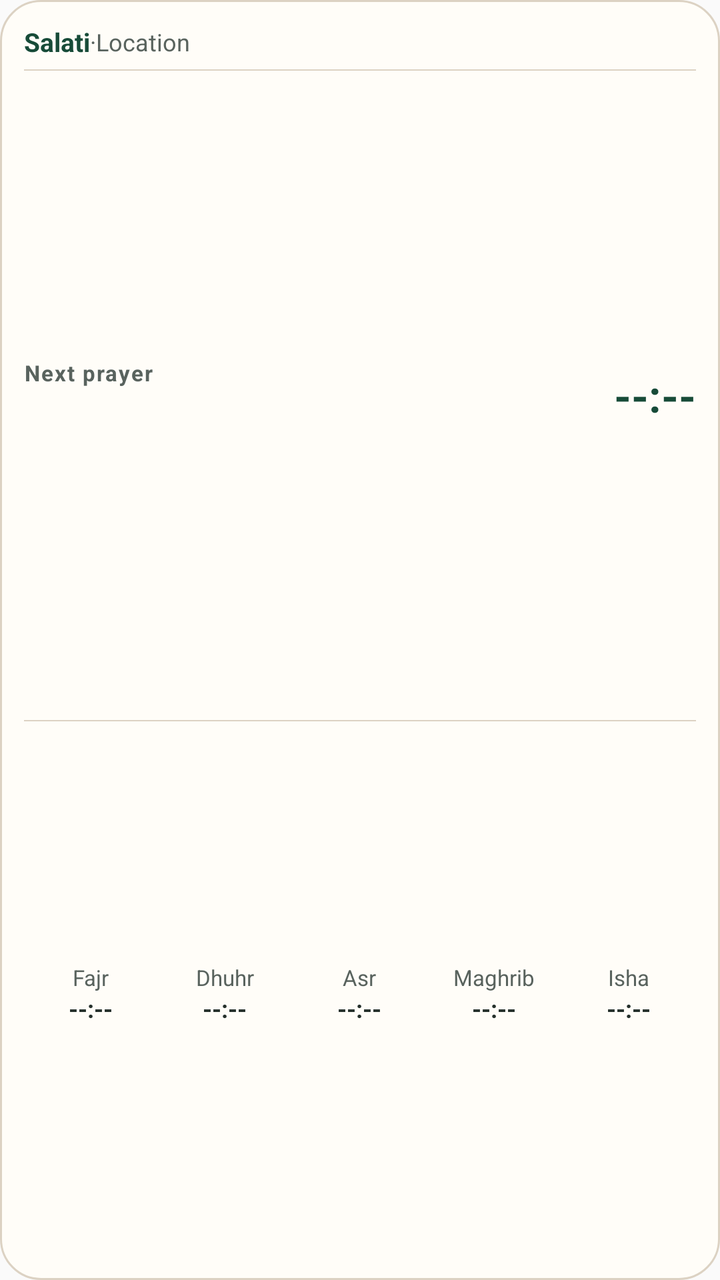
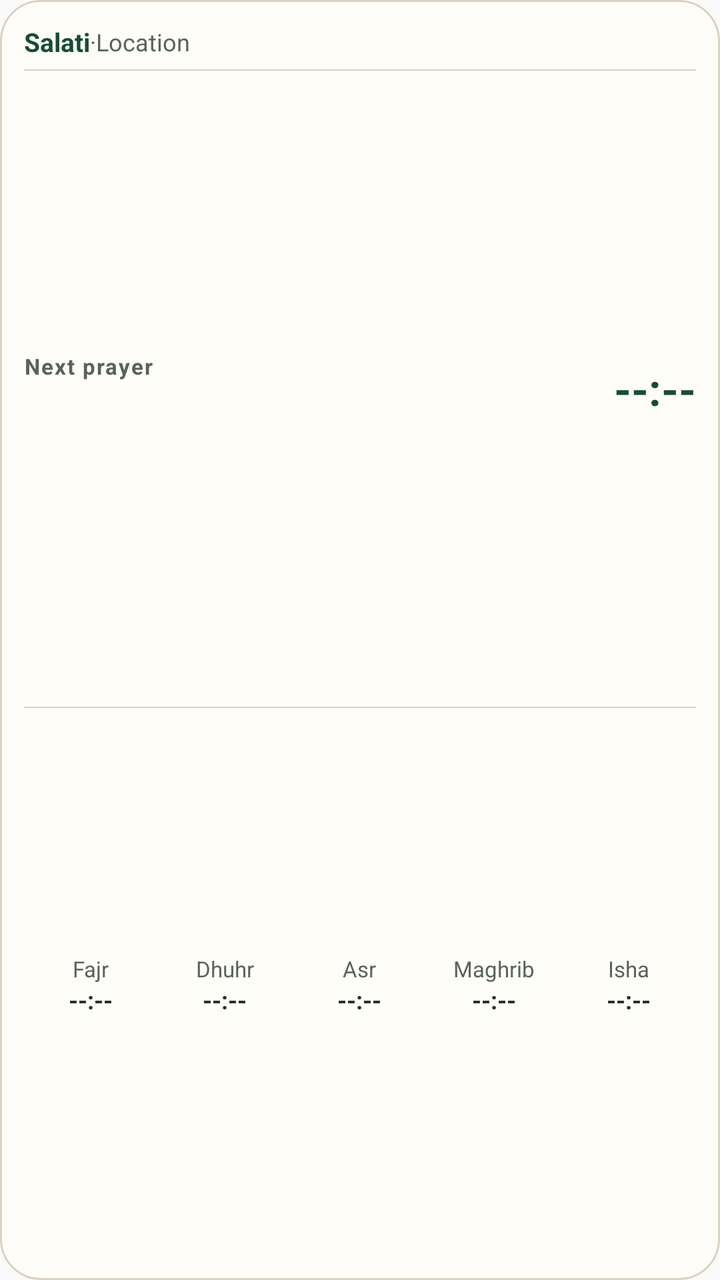

Two renders of the same Android screen: before a commit and after it. Below are the layout's source before the change and the commit's diff.
<!-- AndroidManifest.xml: application theme Theme.Salati -->
<!-- res/layout/salati_widget_layout.xml -->
﻿<?xml version="1.0" encoding="utf-8"?>
<LinearLayout xmlns:android="http://schemas.android.com/apk/res/android"
    android:id="@+id/widget_root"
    android:layout_width="match_parent"
    android:layout_height="match_parent"
    android:orientation="vertical"
    android:background="@drawable/salati_widget_background"
    android:padding="12dp">

    
    <LinearLayout
        android:layout_width="match_parent"
        android:layout_height="wrap_content"
        android:orientation="horizontal"
        android:gravity="center_vertical">

        <TextView
            android:id="@+id/widget_app_title"
            android:layout_width="wrap_content"
            android:layout_height="wrap_content"
            android:text="@string/app_name"
            android:textColor="@color/salati_widget_accent"
            android:textStyle="bold"
            android:textSize="13sp" />

        <TextView
            android:layout_width="wrap_content"
            android:layout_height="wrap_content"
            android:text="@string/widget_dot"
            android:textColor="@color/salati_widget_on_surface_variant"
            android:textSize="12sp" />

        <TextView
            android:id="@+id/widget_location"
            android:layout_width="0dp"
            android:layout_height="wrap_content"
            android:layout_weight="1"
            android:text="@string/widget_location_placeholder"
            android:textColor="@color/salati_widget_on_surface_variant"
            android:textSize="12sp"
            android:maxLines="1"
            android:ellipsize="end" />

        <TextView
            android:id="@+id/widget_hijri_date"
            android:layout_width="wrap_content"
            android:layout_height="wrap_content"
            android:text=""
            android:textColor="@color/salati_widget_on_surface_variant"
            android:textSize="11sp" />
    </LinearLayout>

    <ImageView
        android:layout_width="match_parent"
        android:layout_height="0.5dp"
        android:background="@color/salati_widget_outline"
        android:layout_marginTop="5dp"
        android:layout_marginBottom="5dp"
        android:contentDescription="@null" />

    
    <LinearLayout
        android:layout_width="match_parent"
        android:layout_height="wrap_content"
        android:layout_weight="1.2"
        android:orientation="horizontal"
        android:gravity="center_vertical">

        <LinearLayout
            android:layout_width="0dp"
            android:layout_height="wrap_content"
            android:layout_weight="1"
            android:orientation="vertical">

            <TextView
                android:layout_width="wrap_content"
                android:layout_height="wrap_content"
                android:text="@string/widget_next_prayer"
                android:textColor="@color/salati_widget_on_surface_variant"
                android:textSize="11sp"
                android:textStyle="bold"
                android:letterSpacing="0.06" />

            <TextView
                android:id="@+id/widget_next_prayer_name"
                android:layout_width="wrap_content"
                android:layout_height="wrap_content"
                android:text=""
                android:textColor="@color/salati_widget_on_surface"
                android:textSize="17sp"
                android:textStyle="bold" />
        </LinearLayout>

        <TextView
            android:id="@+id/widget_next_prayer_time"
            android:layout_width="wrap_content"
            android:layout_height="wrap_content"
            android:text="@string/widget_placeholder_time"
            android:textColor="@color/salati_widget_accent"
            android:textSize="22sp"
            android:textStyle="bold" />
    </LinearLayout>

    <ImageView
        android:layout_width="match_parent"
        android:layout_height="0.5dp"
        android:background="@color/salati_widget_outline"
        android:layout_marginTop="5dp"
        android:layout_marginBottom="5dp"
        android:contentDescription="@null" />

    
    <LinearLayout
        android:layout_width="match_parent"
        android:layout_height="wrap_content"
        android:layout_weight="1.0"
        android:orientation="horizontal"
        android:gravity="center_vertical"
        android:weightSum="5">

        
        <LinearLayout
            android:layout_width="0dp"
            android:layout_height="wrap_content"
            android:layout_weight="1"
            android:orientation="vertical"
            android:gravity="center">
            <TextView
                android:layout_width="wrap_content"
                android:layout_height="wrap_content"
                android:text="@string/prayer_fajr"
                android:textColor="@color/salati_widget_on_surface_variant"
                android:textSize="11sp" />
            <TextView
                android:id="@+id/widget_time_fajr"
                android:layout_width="wrap_content"
                android:layout_height="wrap_content"
                android:text="@string/widget_placeholder_time"
                android:textColor="@color/salati_widget_on_surface"
                android:textSize="12sp"
                android:textStyle="bold" />
        </LinearLayout>

        
        <LinearLayout
            android:layout_width="0dp"
            android:layout_height="wrap_content"
            android:layout_weight="1"
            android:orientation="vertical"
            android:gravity="center">
            <TextView
                android:layout_width="wrap_content"
                android:layout_height="wrap_content"
                android:text="@string/prayer_dhuhr"
                android:textColor="@color/salati_widget_on_surface_variant"
                android:textSize="11sp" />
            <TextView
                android:id="@+id/widget_time_dhuhr"
                android:layout_width="wrap_content"
                android:layout_height="wrap_content"
                android:text="@string/widget_placeholder_time"
                android:textColor="@color/salati_widget_on_surface"
                android:textSize="12sp"
                android:textStyle="bold" />
        </LinearLayout>

        
        <LinearLayout
            android:layout_width="0dp"
            android:layout_height="wrap_content"
            android:layout_weight="1"
            android:orientation="vertical"
            android:gravity="center">
            <TextView
                android:layout_width="wrap_content"
                android:layout_height="wrap_content"
                android:text="@string/prayer_asr"
                android:textColor="@color/salati_widget_on_surface_variant"
                android:textSize="11sp" />
            <TextView
                android:id="@+id/widget_time_asr"
                android:layout_width="wrap_content"
                android:layout_height="wrap_content"
                android:text="@string/widget_placeholder_time"
                android:textColor="@color/salati_widget_on_surface"
                android:textSize="12sp"
                android:textStyle="bold" />
        </LinearLayout>

        
        <LinearLayout
            android:layout_width="0dp"
            android:layout_height="wrap_content"
            android:layout_weight="1"
            android:orientation="vertical"
            android:gravity="center">
            <TextView
                android:layout_width="wrap_content"
                android:layout_height="wrap_content"
                android:text="@string/prayer_maghrib"
                android:textColor="@color/salati_widget_on_surface_variant"
                android:textSize="11sp" />
            <TextView
                android:id="@+id/widget_time_maghrib"
                android:layout_width="wrap_content"
                android:layout_height="wrap_content"
                android:text="@string/widget_placeholder_time"
                android:textColor="@color/salati_widget_on_surface"
                android:textSize="12sp"
                android:textStyle="bold" />
        </LinearLayout>

        
        <LinearLayout
            android:layout_width="0dp"
            android:layout_height="wrap_content"
            android:layout_weight="1"
            android:orientation="vertical"
            android:gravity="center">
            <TextView
                android:layout_width="wrap_content"
                android:layout_height="wrap_content"
                android:text="@string/prayer_isha"
                android:textColor="@color/salati_widget_on_surface_variant"
                android:textSize="11sp" />
            <TextView
                android:id="@+id/widget_time_isha"
                android:layout_width="wrap_content"
                android:layout_height="wrap_content"
                android:text="@string/widget_placeholder_time"
                android:textColor="@color/salati_widget_on_surface"
                android:textSize="12sp"
                android:textStyle="bold" />
        </LinearLayout>
    </LinearLayout>
</LinearLayout>
<!-- resources referenced by this layout -->
<resources>
  <color name="salati_widget_accent">#174B38</color>
  <color name="salati_widget_on_surface">#26312C</color>
  <color name="salati_widget_on_surface_variant">#59635E</color>
  <color name="salati_widget_outline">#DCD2C3</color>
  <!-- drawable salati_widget_background (drawable) -->
  <?xml version="1.0" encoding="utf-8"?>
  <shape xmlns:android="http://schemas.android.com/apk/res/android"
      android:shape="rectangle">
      <corners android:radius="20dp" />
      <solid android:color="@color/salati_widget_surface" />
      <stroke android:width="1dp" android:color="@color/salati_widget_outline" />
  </shape>
  <string name="app_name">Salati</string>
  <string name="prayer_asr">Asr</string>
  <string name="prayer_dhuhr">Dhuhr</string>
  <string name="prayer_fajr">Fajr</string>
  <string name="prayer_isha">Isha</string>
  <string name="prayer_maghrib">Maghrib</string>
  <string name="widget_dot"> · </string>
  <string name="widget_location_placeholder">Location</string>
  <string name="widget_next_prayer">Next prayer</string>
  <string name="widget_placeholder_time">--:--</string>
  <style name="Theme.Salati" parent="android:Theme.Material.Light.NoActionBar">
          <item name="android:statusBarColor">@android:color/transparent</item>
          <item name="android:navigationBarColor">@android:color/transparent</item>
          <item name="android:windowLightStatusBar">true</item>
          <item name="android:windowLightNavigationBar" tools:targetApi="27">true</item>
      </style>
  <color name="salati_widget_surface">#FFFDF8</color>
</resources>

<!-- the commit's change to res/layout/salati_widget_layout.xml (unified diff, before → after) -->
@@ -1,4 +1,4 @@
-﻿<?xml version="1.0" encoding="utf-8"?>
+<?xml version="1.0" encoding="utf-8"?>
 <LinearLayout xmlns:android="http://schemas.android.com/apk/res/android"
     android:id="@+id/widget_root"
     android:layout_width="match_parent"
@@ -18,7 +18,7 @@
             android:id="@+id/widget_app_title"
             android:layout_width="wrap_content"
             android:layout_height="wrap_content"
-            android:text="@string/app_name"
+            android:text="@string/widget_brand_name"
             android:textColor="@color/salati_widget_accent"
             android:textStyle="bold"
             android:textSize="13sp" />
@@ -116,16 +116,21 @@
         android:layout_weight="1.0"
         android:orientation="horizontal"
         android:gravity="center_vertical"
+        android:paddingTop="2dp"
+        android:paddingBottom="4dp"
         android:weightSum="5">
 
         
         <LinearLayout
-            android:layout_width="0dp"
-            android:layout_height="wrap_content"
-            android:layout_weight="1"
-            android:orientation="vertical"
-            android:gravity="center">
-            <TextView
+            android:id="@+id/widget_cell_fajr"
+            android:layout_width="0dp"
+            android:layout_height="wrap_content"
+            android:layout_weight="1"
+            android:orientation="vertical"
+            android:padding="3dp"
+            android:gravity="center">
+            <TextView
+                android:id="@+id/widget_label_fajr"
                 android:layout_width="wrap_content"
                 android:layout_height="wrap_content"
                 android:text="@string/prayer_fajr"
@@ -143,12 +148,15 @@
 
         
         <LinearLayout
-            android:layout_width="0dp"
-            android:layout_height="wrap_content"
-            android:layout_weight="1"
-            android:orientation="vertical"
-            android:gravity="center">
-            <TextView
+            android:id="@+id/widget_cell_dhuhr"
+            android:layout_width="0dp"
+            android:layout_height="wrap_content"
+            android:layout_weight="1"
+            android:orientation="vertical"
+            android:padding="3dp"
+            android:gravity="center">
+            <TextView
+                android:id="@+id/widget_label_dhuhr"
                 android:layout_width="wrap_content"
                 android:layout_height="wrap_content"
                 android:text="@string/prayer_dhuhr"
@@ -166,12 +174,15 @@
 
         
         <LinearLayout
-            android:layout_width="0dp"
-            android:layout_height="wrap_content"
-            android:layout_weight="1"
-            android:orientation="vertical"
-            android:gravity="center">
-            <TextView
+            android:id="@+id/widget_cell_asr"
+            android:layout_width="0dp"
+            android:layout_height="wrap_content"
+            android:layout_weight="1"
+            android:orientation="vertical"
+            android:padding="3dp"
+            android:gravity="center">
+            <TextView
+                android:id="@+id/widget_label_asr"
                 android:layout_width="wrap_content"
                 android:layout_height="wrap_content"
                 android:text="@string/prayer_asr"
@@ -189,12 +200,15 @@
 
         
         <LinearLayout
-            android:layout_width="0dp"
-            android:layout_height="wrap_content"
-            android:layout_weight="1"
-            android:orientation="vertical"
-            android:gravity="center">
-            <TextView
+            android:id="@+id/widget_cell_maghrib"
+            android:layout_width="0dp"
+            android:layout_height="wrap_content"
+            android:layout_weight="1"
+            android:orientation="vertical"
+            android:padding="3dp"
+            android:gravity="center">
+            <TextView
+                android:id="@+id/widget_label_maghrib"
                 android:layout_width="wrap_content"
                 android:layout_height="wrap_content"
                 android:text="@string/prayer_maghrib"
@@ -212,12 +226,15 @@
 
         
         <LinearLayout
-            android:layout_width="0dp"
-            android:layout_height="wrap_content"
-            android:layout_weight="1"
-            android:orientation="vertical"
-            android:gravity="center">
-            <TextView
+            android:id="@+id/widget_cell_isha"
+            android:layout_width="0dp"
+            android:layout_height="wrap_content"
+            android:layout_weight="1"
+            android:orientation="vertical"
+            android:padding="3dp"
+            android:gravity="center">
+            <TextView
+                android:id="@+id/widget_label_isha"
                 android:layout_width="wrap_content"
                 android:layout_height="wrap_content"
                 android:text="@string/prayer_isha"
<!-- resource entries referenced after the edit -->
@@ -12,12 +12,12 @@
       <solid android:color="@color/salati_widget_surface" />
       <stroke android:width="1dp" android:color="@color/salati_widget_outline" />
   </shape>
-  <string name="app_name">Salati</string>
   <string name="prayer_asr">Asr</string>
   <string name="prayer_dhuhr">Dhuhr</string>
   <string name="prayer_fajr">Fajr</string>
   <string name="prayer_isha">Isha</string>
   <string name="prayer_maghrib">Maghrib</string>
+  <string name="widget_brand_name">Salati</string>
   <string name="widget_dot"> · </string>
   <string name="widget_location_placeholder">Location</string>
   <string name="widget_next_prayer">Next prayer</string>
